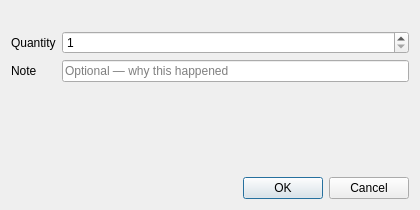
KROIA/PartManager, file examples/PartManagerApp/src/ui/PartManager_StockDialog.ui: the form before one commit.
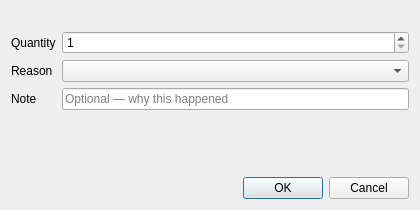
The form after the commit.

```diff
--- a/examples/PartManagerApp/src/ui/PartManager_StockDialog.ui
+++ b/examples/PartManagerApp/src/ui/PartManager_StockDialog.ui
@@ -44,13 +44,27 @@
       </widget>
      </item>
      <item row="1" column="0">
+      <widget class="QLabel" name="reasonLabel">
+       <property name="text">
+        <string>Reason</string>
+       </property>
+      </widget>
+     </item>
+     <item row="1" column="1">
+      <widget class="QComboBox" name="reasonCombo">
+       <property name="toolTip">
+        <string>What the history should record this as.</string>
+       </property>
+      </widget>
+     </item>
+     <item row="2" column="0">
       <widget class="QLabel" name="noteLabel">
        <property name="text">
         <string>Note</string>
        </property>
       </widget>
      </item>
-     <item row="1" column="1">
+     <item row="2" column="1">
       <widget class="QLineEdit" name="noteEdit">
        <property name="placeholderText">
         <string>Optional — why this happened</string>
```
